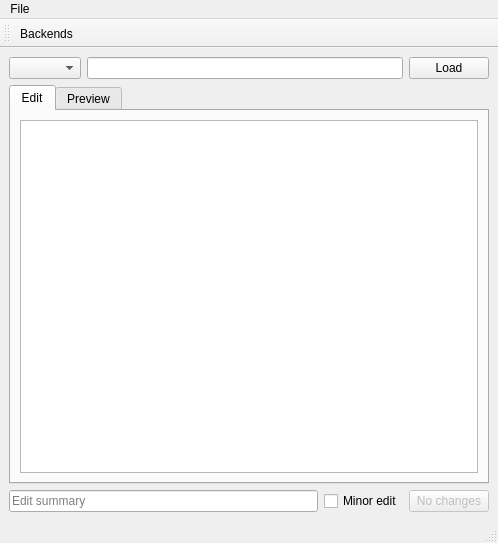
Above: weboob/applications/qwebcontentedit/ui/main_window.ui from laurentb/weboob before the change. Below: the same form after it.
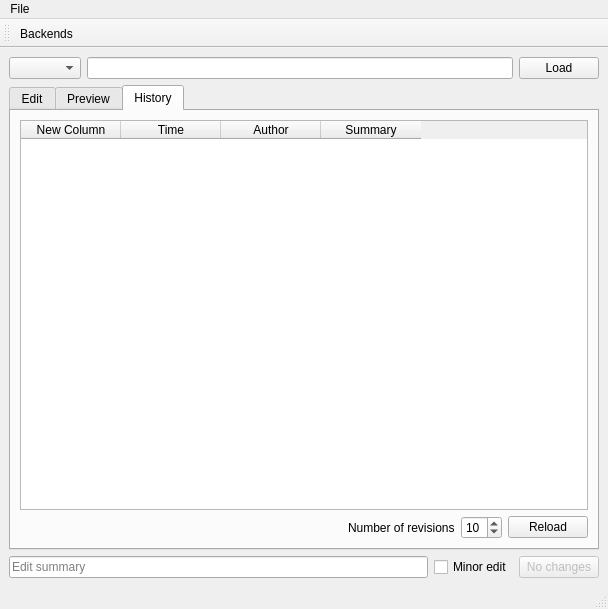
That is the form after the change. The open tabs and pages were chosen to show the change.

Commit message: Add 'History' tab, showing the current page's list of previous revisions. fixes #561

Patch:
```diff
--- a/weboob/applications/qwebcontentedit/ui/main_window.ui
+++ b/weboob/applications/qwebcontentedit/ui/main_window.ui
@@ -6,8 +6,8 @@
    <rect>
     <x>0</x>
     <y>0</y>
-    <width>498</width>
-    <height>543</height>
+    <width>608</width>
+    <height>609</height>
    </rect>
   </property>
   <property name="windowTitle">
@@ -69,6 +69,75 @@
         </item>
        </layout>
       </widget>
+      <widget class="QWidget" name="tab_3">
+       <attribute name="title">
+        <string>History</string>
+       </attribute>
+       <layout class="QVBoxLayout" name="verticalLayout_4">
+        <item>
+         <widget class="QTableWidget" name="historyTable">
+          <column>
+           <property name="text">
+            <string>New Column</string>
+           </property>
+          </column>
+          <column>
+           <property name="text">
+            <string>Time</string>
+           </property>
+          </column>
+          <column>
+           <property name="text">
+            <string>Author</string>
+           </property>
+          </column>
+          <column>
+           <property name="text">
+            <string>Summary</string>
+           </property>
+          </column>
+         </widget>
+        </item>
+        <item>
+         <layout class="QHBoxLayout" name="horizontalLayout">
+          <item>
+           <spacer name="horizontalSpacer">
+            <property name="orientation">
+             <enum>Qt::Horizontal</enum>
+            </property>
+            <property name="sizeHint" stdset="0">
+             <size>
+              <width>40</width>
+              <height>20</height>
+             </size>
+            </property>
+           </spacer>
+          </item>
+          <item>
+           <widget class="QLabel" name="nbRevisionsLabel">
+            <property name="text">
+             <string>Number of revisions</string>
+            </property>
+           </widget>
+          </item>
+          <item>
+           <widget class="QSpinBox" name="nbRevBox">
+            <property name="value">
+             <number>10</number>
+            </property>
+           </widget>
+          </item>
+          <item>
+           <widget class="QPushButton" name="loadHistoryButton">
+            <property name="text">
+             <string>Reload</string>
+            </property>
+           </widget>
+          </item>
+         </layout>
+        </item>
+       </layout>
+      </widget>
      </widget>
     </item>
     <item>
@@ -109,8 +178,8 @@
     <rect>
      <x>0</x>
      <y>0</y>
-     <width>498</width>
-     <height>23</height>
+     <width>608</width>
+     <height>22</height>
     </rect>
    </property>
    <widget class="QMenu" name="menuFile">
```
The commit also changes 1 other file.
